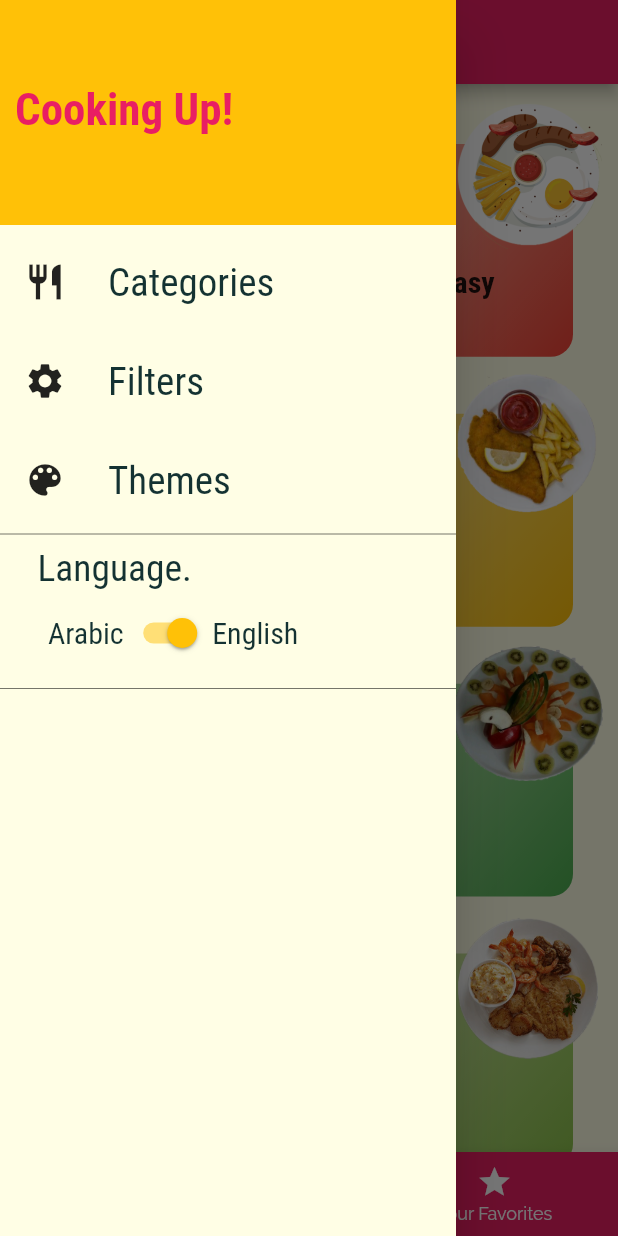
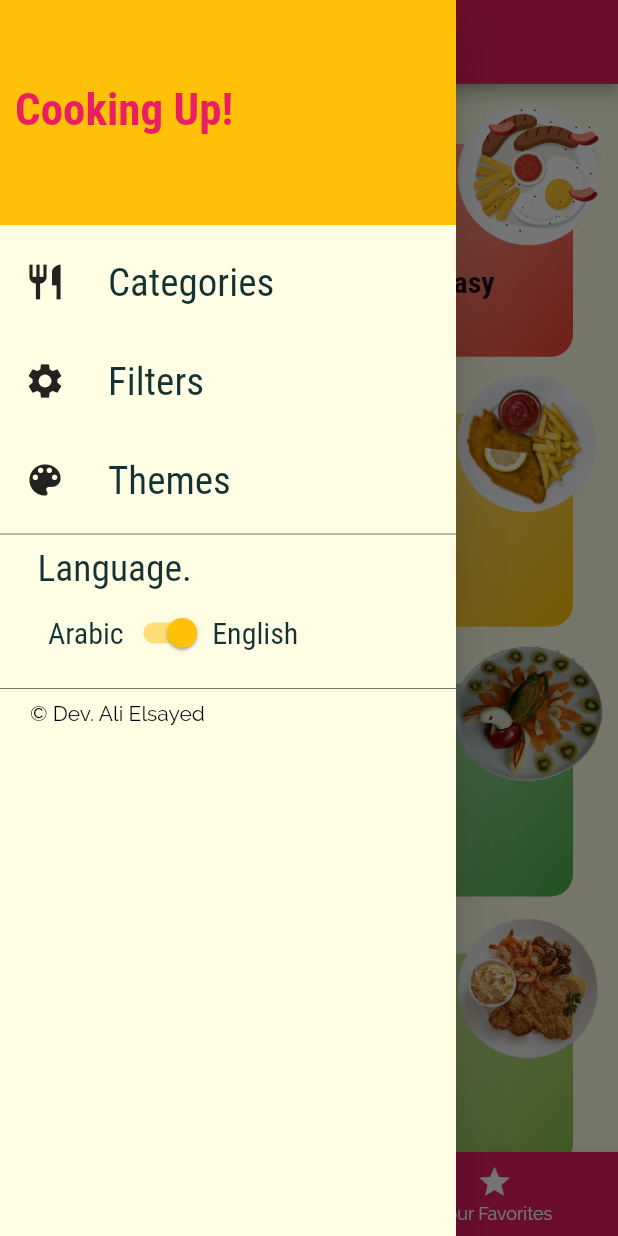
Before and after one commit to AliiElsayed/meal_descriptor_app, a Flutter app: the TabsScreen screen opened by its route, with the side drawer open, on a phone screen of 412 x 824 dp. Run offline on Flutter 3.47's test engine with Material 2 defaults, Android fonts, the light colour scheme and no system bars; our stand-ins replace flutter_colorpicker, fluttertoast, shared_preferences; accounts and stored records are empty.

Commit message:
add different small improvments

```diff
--- a/lib/main.dart
+++ b/lib/main.dart
@@ -17,6 +17,7 @@ void main() async{
   WidgetsFlutterBinding.ensureInitialized();
   SharedPreferences _pref = await SharedPreferences.getInstance();
   watched = _pref.getBool('watched')??false;
+
   runApp(
     MultiProvider(
       providers: [
--- a/lib/providers/language_provider.dart
+++ b/lib/providers/language_provider.dart
@@ -497,22 +497,22 @@ class LanguageProvider with ChangeNotifier {
 
   changeLanguage(bool val) async {
     isEnglish = val;
+    notifyListeners();
     SharedPreferences _pref = await SharedPreferences.getInstance();
     _pref.setBool('isEnglish', isEnglish);
-    notifyListeners();
+
   }
 
-  getLang() async {
+  void getLang() async {
     SharedPreferences _pref = await SharedPreferences.getInstance();
-    isEnglish = _pref.getBool('isEnglish') ?? true ;
+    isEnglish = _pref.getBool('isEnglish') ?? true;
     notifyListeners();
   }
 
   Object getTexts(String objKey) {
     if (isEnglish == true) {
       return englishTexts[objKey];
-    }
-    {
+    } else {
       return arabicTexts[objKey];
     }
     //notifyListeners();
--- a/lib/providers/meal_provider.dart
+++ b/lib/providers/meal_provider.dart
@@ -76,7 +76,6 @@ class MealProvider with ChangeNotifier {
       });
     });
     availableCategories = _avilCategories;
-
     switchIconShape = false;
     SharedPreferences _pref = await SharedPreferences.getInstance();
     _pref.setBool('gluten', filters['gluten-free']);
--- a/lib/screens/meal_details_screen.dart
+++ b/lib/screens/meal_details_screen.dart
@@ -167,7 +167,7 @@ class MealDetailsScreen extends StatelessWidget {
                       ],
                     ),
                   SizedBox(
-                    height: 15.0,
+                    height: 35.0,
                   )
                 ],
               ),
--- a/lib/screens/tabs_screen.dart
+++ b/lib/screens/tabs_screen.dart
@@ -24,16 +24,9 @@ class _TabsScreenState extends State<TabsScreen> {
     });
   }
 
-
   @override
-  void initState() {
-    Provider.of<MealProvider>(context,listen: false).getData();
-    Provider.of<MealProvider>(context,listen: false).setFilters();
-    Provider.of<ThemeProvider>(context,listen: false).getTheme();
-    Provider.of<LanguageProvider>(context,listen: false).getLang();
-
-   langProvider =Provider.of<LanguageProvider>(context, listen:false );
-
+  void didChangeDependencies() {
+    langProvider =Provider.of<LanguageProvider>(context, listen:false );
     _pages = [
       {
         'title':langProvider.getTexts('categories'),
@@ -44,11 +37,21 @@ class _TabsScreenState extends State<TabsScreen> {
         'page': FavoritesScreen(),
       },
     ];
+    super.didChangeDependencies();
+  }
+
+  @override
+  void initState() {
+    Provider.of<MealProvider>(context,listen: false).getData();
+    Provider.of<MealProvider>(context,listen: false).setFilters();
     super.initState();
   }
 
   @override
   Widget build(BuildContext context) {
+    Provider.of<LanguageProvider>(context,listen: true).getLang();
+    Provider.of<ThemeProvider>(context,listen: true).getTheme();
+   // Provider.of<MealProvider>(context,listen: false).setFilters();
     return Scaffold(
       appBar: AppBar(
         title: Text(
--- a/lib/widgets/category_container.dart
+++ b/lib/widgets/category_container.dart
@@ -41,8 +41,8 @@ class CategoryContainer extends StatelessWidget {
                     left: 5.0,
                   ),
             padding: isLandScape
-                ? EdgeInsets.only(left: 10, top: 100.0)
-                : EdgeInsets.only(left: 10, top: 80.0),
+                ? EdgeInsets.only(left: 10.0, top: 100.0,right: 10.0 )
+                : EdgeInsets.only(left: 10.0, top: 80.0, right: 10.0),
             height: isLandScape ? deviceHeight / 2.5 : deviceHeight / 4,
             width: deviceWidth / 2,
             decoration: BoxDecoration(
@@ -59,6 +59,7 @@ class CategoryContainer extends StatelessWidget {
             child: Text(
               langProvider.getTexts('cat-$catId'),
               style: Theme.of(context).textTheme.headline6,
+              textAlign: TextAlign.left,
             ),
           ),
           Align(
--- a/lib/widgets/main_drawer.dart
+++ b/lib/widgets/main_drawer.dart
@@ -122,6 +122,13 @@ class MainDrawer extends StatelessWidget {
               Divider(
                 color: Colors.black54,
               ),
+              Padding(
+                padding: const EdgeInsets.only(top:0.8, right: 20, left: 20,bottom: 2.0),
+                child: Align(
+                  alignment: Alignment.bottomLeft,
+                  child: Text('© Dev. Ali Elsayed'),
+                ),
+              )
             ],
           ),
         ),
--- a/lib/widgets/meal_card.dart
+++ b/lib/widgets/meal_card.dart
@@ -119,8 +119,7 @@ class MealCard extends StatelessWidget {
               ],
             ),
             Padding(
-              padding: EdgeInsets.all(10.0),
-              //padding: EdgeInsets.only(top: 12.0 , left: 5.0 , right: 5.0),
+              padding: EdgeInsets.only(top:10.0,left:7.0, bottom: 10.0, right:10.0),
               child: Row(
                 mainAxisAlignment: MainAxisAlignment.spaceAround,
                 children: [
```
